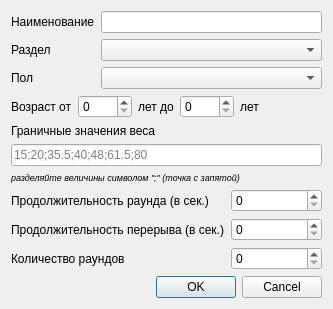
Above: TournamentManager/generatetournamentcategoriesdialog.ui from BarsukAlexey/xelarogi before the change. Below: the same form after it.
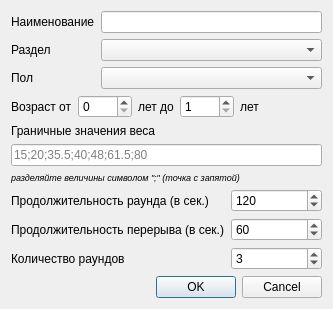
That is the form after the change.

```diff
--- a/TournamentManager/generatetournamentcategoriesdialog.ui
+++ b/TournamentManager/generatetournamentcategoriesdialog.ui
@@ -93,9 +93,15 @@
        </item>
        <item>
         <widget class="QSpinBox" name="ageTillSB">
+         <property name="minimum">
+          <number>1</number>
+         </property>
          <property name="maximum">
           <number>9999</number>
          </property>
+         <property name="value">
+          <number>1</number>
+         </property>
         </widget>
        </item>
        <item>
@@ -184,20 +190,39 @@
       <layout class="QVBoxLayout" name="verticalLayout_6">
        <item>
         <widget class="QSpinBox" name="duratiobFightingSB">
+         <property name="minimum">
+          <number>1</number>
+         </property>
          <property name="maximum">
           <number>9999999</number>
          </property>
+         <property name="value">
+          <number>120</number>
+         </property>
         </widget>
        </item>
        <item>
         <widget class="QSpinBox" name="durationBreakSB">
+         <property name="minimum">
+          <number>1</number>
+         </property>
          <property name="maximum">
           <number>9999999</number>
          </property>
+         <property name="value">
+          <number>60</number>
+         </property>
         </widget>
        </item>
        <item>
-        <widget class="QSpinBox" name="roundCountSB"/>
+        <widget class="QSpinBox" name="roundCountSB">
+         <property name="minimum">
+          <number>1</number>
+         </property>
+         <property name="value">
+          <number>3</number>
+         </property>
+        </widget>
        </item>
       </layout>
      </item>
```
